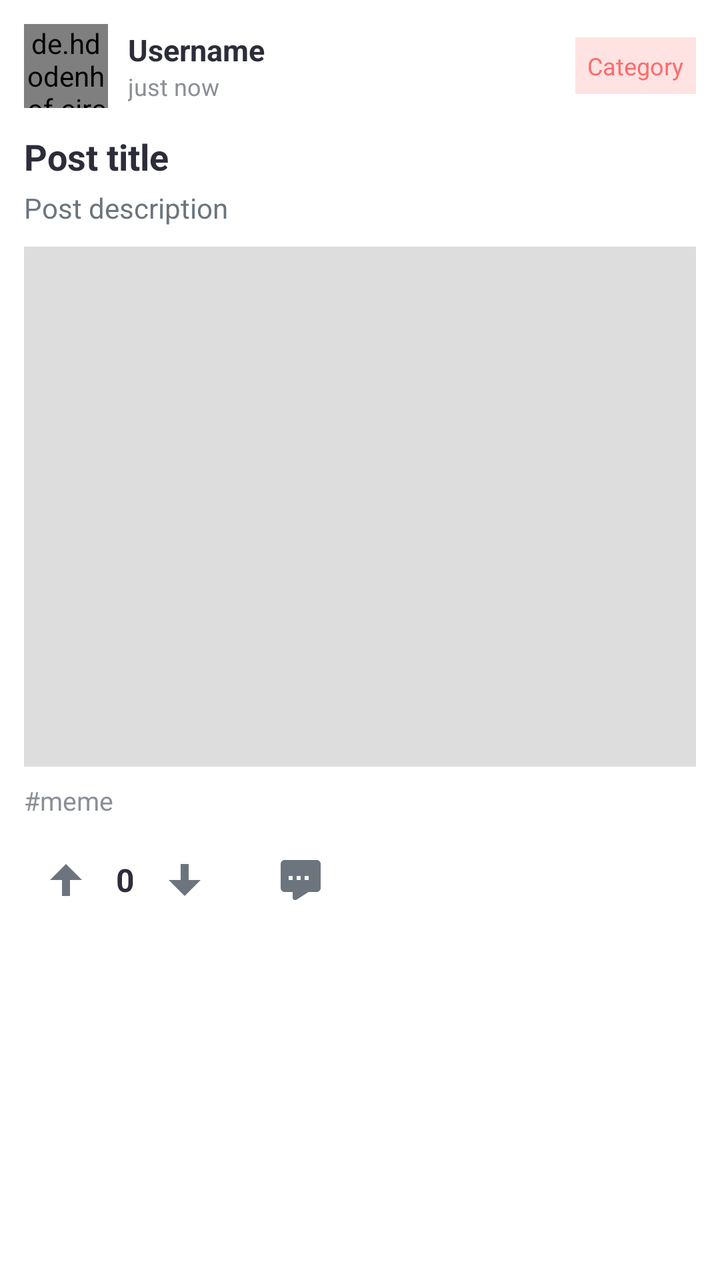
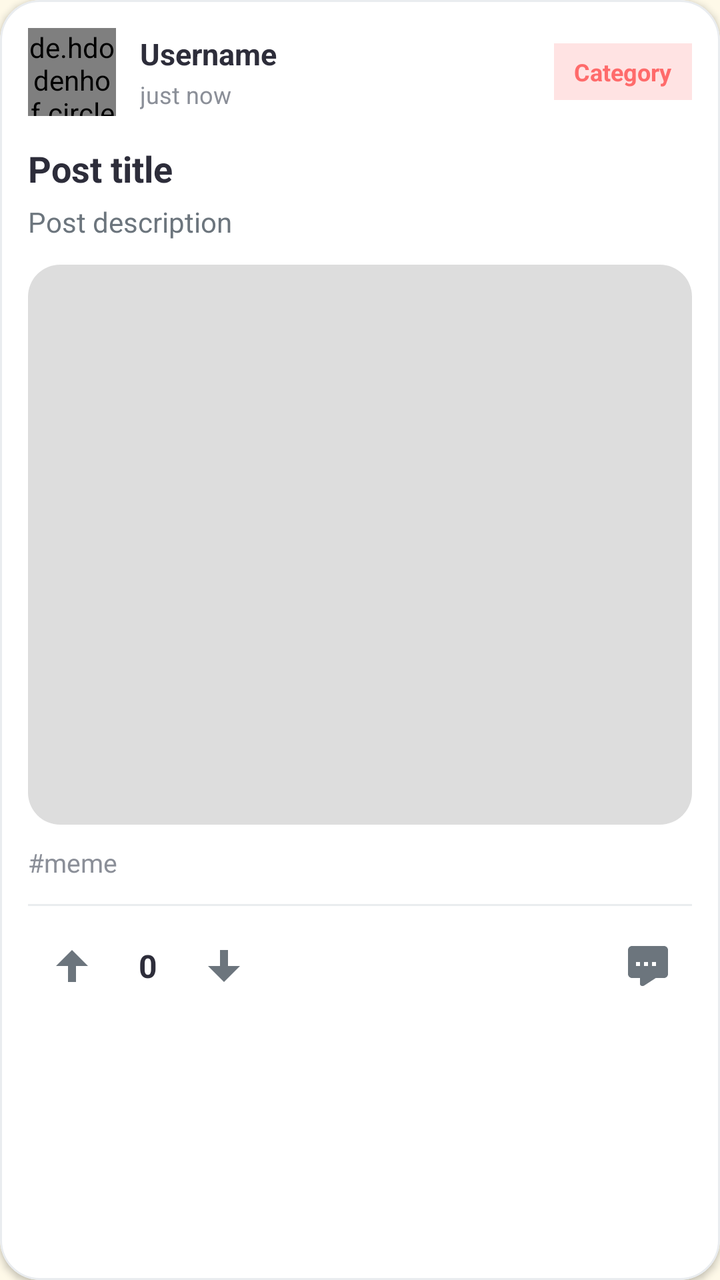

Two renders of the same Android screen: before a commit and after it. Below are the layout's source before the change and the commit's diff.
<!-- AndroidManifest.xml: application theme AppTheme -->
<!-- res/layout/item_post.xml -->
<?xml version="1.0" encoding="utf-8"?>
<LinearLayout xmlns:android="http://schemas.android.com/apk/res/android"
    xmlns:app="http://schemas.android.com/apk/res-auto"
    android:layout_width="match_parent"
    android:layout_height="wrap_content"
    android:layout_marginBottom="12dp"
    android:orientation="vertical"
    android:background="@color/surface"
    android:padding="12dp">

    <LinearLayout
        android:layout_width="match_parent"
        android:layout_height="wrap_content"
        android:orientation="horizontal"
        android:gravity="center_vertical">

        <de.hdodenhof.circleimageview.CircleImageView
            android:id="@+id/ivAvatar"
            android:layout_width="42dp"
            android:layout_height="42dp"
            android:src="@drawable/ic_default_avatar"
            app:civ_border_width="1dp"
            app:civ_border_color="@color/border" />

        <LinearLayout
            android:layout_width="0dp"
            android:layout_height="wrap_content"
            android:layout_weight="1"
            android:orientation="vertical"
            android:layout_marginStart="10dp">

            <TextView
                android:id="@+id/tvUsername"
                android:layout_width="wrap_content"
                android:layout_height="wrap_content"
                android:text="Username"
                android:textStyle="bold"
                android:textSize="15sp"
                android:textColor="@color/text_primary" />

            <TextView
                android:id="@+id/tvTime"
                android:layout_width="wrap_content"
                android:layout_height="wrap_content"
                android:text="just now"
                android:textSize="12sp"
                android:textColor="@color/text_muted" />

        </LinearLayout>

        <TextView
            android:id="@+id/tvCategory"
            android:layout_width="wrap_content"
            android:layout_height="wrap_content"
            android:text="Category"
            android:textSize="12sp"
            android:textColor="@color/primary"
            android:background="@color/primary_light"
            android:padding="6dp" />

    </LinearLayout>

    <TextView
        android:id="@+id/tvCaption"
        android:layout_width="match_parent"
        android:layout_height="wrap_content"
        android:text="Post title"
        android:textStyle="bold"
        android:textSize="18sp"
        android:textColor="@color/text_primary"
        android:layout_marginTop="12dp" />

    <TextView
        android:id="@+id/tvDescription"
        android:layout_width="match_parent"
        android:layout_height="wrap_content"
        android:text="Post description"
        android:textSize="14sp"
        android:textColor="@color/text_secondary"
        android:layout_marginTop="4dp" />

    <ImageView
        android:id="@+id/ivPostImage"
        android:layout_width="match_parent"
        android:layout_height="260dp"
        android:layout_marginTop="10dp"
        android:scaleType="centerCrop"
        android:src="@drawable/ic_placeholder" />

    <TextView
        android:id="@+id/tvTags"
        android:layout_width="match_parent"
        android:layout_height="wrap_content"
        android:text="#meme"
        android:textSize="13sp"
        android:textColor="@color/text_muted"
        android:layout_marginTop="8dp" />

    <LinearLayout
        android:layout_width="match_parent"
        android:layout_height="wrap_content"
        android:orientation="horizontal"
        android:gravity="center_vertical"
        android:layout_marginTop="10dp">

        <ImageButton
            android:id="@+id/btnUpvote"
            android:layout_width="42dp"
            android:layout_height="42dp"
            android:background="?attr/selectableItemBackgroundBorderless"
            android:src="@drawable/ic_arrow_up"
            android:contentDescription="Upvote" />

        <TextView
            android:id="@+id/tvVoteScore"
            android:layout_width="wrap_content"
            android:layout_height="wrap_content"
            android:text="0"
            android:textStyle="bold"
            android:textSize="16sp"
            android:textColor="@color/text_primary"
            android:layout_marginStart="4dp"
            android:layout_marginEnd="4dp" />

        <ImageButton
            android:id="@+id/btnDownvote"
            android:layout_width="42dp"
            android:layout_height="42dp"
            android:background="?attr/selectableItemBackgroundBorderless"
            android:src="@drawable/ic_arrow_down"
            android:contentDescription="Downvote" />

        <ImageButton
            android:id="@+id/btnComments"
            android:layout_width="42dp"
            android:layout_height="42dp"
            android:layout_marginStart="16dp"
            android:background="?attr/selectableItemBackgroundBorderless"
            android:src="@drawable/ic_chat"
            android:contentDescription="Comments" />

    </LinearLayout>

</LinearLayout>
<!-- resources referenced by this layout -->
<resources>
  <color name="border">#e9ecef</color>
  <color name="primary">#ff6b6b</color>
  <color name="primary_light">#ffe3e3</color>
  <color name="surface">#ffffff</color>
  <color name="text_muted">#8b8f98</color>
  <color name="text_primary">#2d2d3a</color>
  <color name="text_secondary">#6c757d</color>
  <!-- drawable ic_arrow_down (drawable) -->
  <vector xmlns:android="http://schemas.android.com/apk/res/android"
      android:width="24dp"
      android:height="24dp"
      android:viewportWidth="24"
      android:viewportHeight="24">
  
      <path
          android:fillColor="#6c757d"
          android:pathData="M12,20l8-8h-6V4h-4v8H4z" />
  
  </vector>
  <!-- drawable ic_arrow_up (drawable) -->
  <vector xmlns:android="http://schemas.android.com/apk/res/android"
      android:width="24dp"
      android:height="24dp"
      android:viewportWidth="24"
      android:viewportHeight="24">
  
      <path
          android:fillColor="#6c757d"
          android:pathData="M12,4l-8,8h6v8h4v-8h6z" />
  
  </vector>
  <!-- drawable ic_chat (drawable) -->
  <vector xmlns:android="http://schemas.android.com/apk/res/android"
      android:width="24dp"
      android:height="24dp"
      android:viewportWidth="24"
      android:viewportHeight="24">
  
      <path
          android:fillColor="#6c757d"
          android:pathData="M20,2H4c-1.1,0-2,0.9-2,2v12c0,1.1 0.9,2 2,2h4v3c0,0.55 0.45,1 1,1h0.5c0.25,0 0.5,-0.1 0.69,-0.29L15.9,18H20c1.1,0 2,-0.9 2,-2V4c0,-1.1 -0.9,-2 -2,-2zM8,12H6v-2h2v2zM12,12h-2v-2h2v2zM16,12h-2v-2h2v2z" />
  
  </vector>
  <!-- drawable ic_default_avatar (drawable) -->
  <vector xmlns:android="http://schemas.android.com/apk/res/android"
      android:width="24dp"
      android:height="24dp"
      android:viewportWidth="24"
      android:viewportHeight="24">
  
      <path
          android:fillColor="#CCCCCC"
          android:pathData="M12,12c2.21,0 4,-1.79 4,-4s-1.79,-4 -4,-4 -4,1.79 -4,4 1.79,4 4,4zM12,14c-2.67,0 -8,1.34 -8,4v2h16v-2c0,-2.66 -5.33,-4 -8,-4z" />
  
  </vector>
  <!-- drawable ic_placeholder (drawable) -->
  <?xml version="1.0" encoding="utf-8"?>
  <shape xmlns:android="http://schemas.android.com/apk/res/android">
      <solid android:color="#DDDDDD" />
  </shape>
  <style name="AppTheme" parent="Theme.MaterialComponents.DayNight.NoActionBar">
          <item name="colorPrimary">@color/primary</item>
          <item name="colorPrimaryVariant">@color/primary_dark</item>
          <item name="colorOnPrimary">@android:color/white</item>
          <item name="colorSecondary">@color/primary</item>
          <item name="android:windowBackground">@color/background</item>
          <item name="android:statusBarColor">@color/primary</item>
      </style>
  <color name="primary_dark">#ff5252</color>
  <color name="background">#fef9e8</color>
</resources>

<!-- the commit's change to res/layout/item_post.xml (unified diff, before → after) -->
@@ -1,144 +1,181 @@
 <?xml version="1.0" encoding="utf-8"?>
-<LinearLayout xmlns:android="http://schemas.android.com/apk/res/android"
+<com.google.android.material.card.MaterialCardView xmlns:android="http://schemas.android.com/apk/res/android"
     xmlns:app="http://schemas.android.com/apk/res-auto"
     android:layout_width="match_parent"
     android:layout_height="wrap_content"
+    android:layout_marginStart="4dp"
+    android:layout_marginTop="8dp"
+    android:layout_marginEnd="4dp"
     android:layout_marginBottom="12dp"
-    android:orientation="vertical"
-    android:background="@color/surface"
-    android:padding="12dp">
+    app:cardBackgroundColor="@color/surface"
+    app:cardCornerRadius="20dp"
+    app:cardElevation="2dp"
+    app:strokeColor="@color/border"
+    app:strokeWidth="1dp">
 
     <LinearLayout
         android:layout_width="match_parent"
         android:layout_height="wrap_content"
-        android:orientation="horizontal"
-        android:gravity="center_vertical">
-
-        <de.hdodenhof.circleimageview.CircleImageView
-            android:id="@+id/ivAvatar"
-            android:layout_width="42dp"
-            android:layout_height="42dp"
-            android:src="@drawable/ic_default_avatar"
-            app:civ_border_width="1dp"
-            app:civ_border_color="@color/border" />
+        android:orientation="vertical"
+        android:padding="14dp">
 
         <LinearLayout
-            android:layout_width="0dp"
+            android:layout_width="match_parent"
             android:layout_height="wrap_content"
-            android:layout_weight="1"
-            android:orientation="vertical"
-            android:layout_marginStart="10dp">
+            android:gravity="center_vertical"
+            android:orientation="horizontal">
+
+            <de.hdodenhof.circleimageview.CircleImageView
+                android:id="@+id/ivAvatar"
+                android:layout_width="44dp"
+                android:layout_height="44dp"
+                android:src="@drawable/ic_default_avatar"
+                app:civ_border_color="@color/border"
+                app:civ_border_width="1dp" />
+
+            <LinearLayout
+                android:layout_width="0dp"
+                android:layout_height="wrap_content"
+                android:layout_marginStart="12dp"
+                android:layout_weight="1"
+                android:orientation="vertical">
+
+                <TextView
+                    android:id="@+id/tvUsername"
+                    android:layout_width="wrap_content"
+                    android:layout_height="wrap_content"
+                    android:ellipsize="end"
+                    android:maxLines="1"
+                    android:text="Username"
+                    android:textColor="@color/text_primary"
+                    android:textSize="15sp"
+                    android:textStyle="bold" />
+
+                <TextView
+                    android:id="@+id/tvTime"
+                    android:layout_width="wrap_content"
+                    android:layout_height="wrap_content"
+                    android:layout_marginTop="2dp"
+                    android:text="just now"
+                    android:textColor="@color/text_muted"
+                    android:textSize="12sp" />
+
+            </LinearLayout>
 
             <TextView
-                android:id="@+id/tvUsername"
+                android:id="@+id/tvCategory"
                 android:layout_width="wrap_content"
                 android:layout_height="wrap_content"
-                android:text="Username"
-                android:textStyle="bold"
-                android:textSize="15sp"
-                android:textColor="@color/text_primary" />
-
-            <TextView
-                android:id="@+id/tvTime"
-                android:layout_width="wrap_content"
-                android:layout_height="wrap_content"
-                android:text="just now"
+                android:background="@color/primary_light"
+                android:paddingStart="10dp"
+                android:paddingTop="6dp"
+                android:paddingEnd="10dp"
+                android:paddingBottom="6dp"
+                android:text="Category"
+                android:textColor="@color/primary"
                 android:textSize="12sp"
-                android:textColor="@color/text_muted" />
+                android:textStyle="bold" />
 
         </LinearLayout>
 
         <TextView
-            android:id="@+id/tvCategory"
-            android:layout_width="wrap_content"
+            android:id="@+id/tvCaption"
+            android:layout_width="match_parent"
             android:layout_height="wrap_content"
-            android:text="Category"
-            android:textSize="12sp"
-            android:textColor="@color/primary"
-            android:background="@color/primary_light"
-            android:padding="6dp" />
+            android:layout_marginTop="14dp"
+            android:text="Post title"
+            android:textColor="@color/text_primary"
+            android:textSize="18sp"
+            android:textStyle="bold" />
+
+        <TextView
+            android:id="@+id/tvDescription"
+            android:layout_width="match_parent"
+            android:layout_height="wrap_content"
+            android:layout_marginTop="5dp"
+            android:lineSpacingExtra="2dp"
+            android:text="Post description"
+            android:textColor="@color/text_secondary"
+            android:textSize="14sp" />
+
+        <com.google.android.material.imageview.ShapeableImageView
+            android:id="@+id/ivPostImage"
+            android:layout_width="match_parent"
+            android:layout_height="280dp"
+            android:layout_marginTop="12dp"
+            android:scaleType="centerCrop"
+            android:src="@drawable/ic_placeholder"
+            app:shapeAppearanceOverlay="@style/RoundedPostImage" />
+
+        <TextView
+            android:id="@+id/tvTags"
+            android:layout_width="match_parent"
+            android:layout_height="wrap_content"
+            android:layout_marginTop="10dp"
+            android:text="#meme"
+            android:textColor="@color/text_muted"
+            android:textSize="13sp" />
+
+        <View
+            android:layout_width="match_parent"
+            android:layout_height="1dp"
+            android:layout_marginTop="12dp"
+            android:background="@color/border" />
+
+        <LinearLayout
+            android:layout_width="match_parent"
+            android:layout_height="48dp"
+            android:layout_marginTop="6dp"
+            android:gravity="center_vertical"
+            android:orientation="horizontal">
+
+            <ImageButton
+                android:id="@+id/btnUpvote"
+                android:layout_width="44dp"
+                android:layout_height="44dp"
+                android:background="?attr/selectableItemBackgroundBorderless"
+                android:contentDescription="Upvote"
+                android:padding="10dp"
+                android:src="@drawable/ic_arrow_up" />
+
+            <TextView
+                android:id="@+id/tvVoteScore"
+                android:layout_width="wrap_content"
+                android:layout_height="wrap_content"
+                android:layout_marginStart="2dp"
+                android:layout_marginEnd="2dp"
+                android:minWidth="28dp"
+                android:gravity="center"
+                android:text="0"
+                android:textColor="@color/text_primary"
+                android:textSize="16sp"
+                android:textStyle="bold" />
+
+            <ImageButton
+                android:id="@+id/btnDownvote"
+                android:layout_width="44dp"
+                android:layout_height="44dp"
+                android:background="?attr/selectableItemBackgroundBorderless"
+                android:contentDescription="Downvote"
+                android:padding="10dp"
+                android:src="@drawable/ic_arrow_down" />
+
+            <View
+                android:layout_width="0dp"
+                android:layout_height="1dp"
+                android:layout_weight="1" />
+
+            <ImageButton
+                android:id="@+id/btnComments"
+                android:layout_width="44dp"
+                android:layout_height="44dp"
+                android:background="?attr/selectableItemBackgroundBorderless"
+                android:contentDescription="Comments"
+                android:padding="10dp"
+                android:src="@drawable/ic_chat" />
+
+        </LinearLayout>
 
     </LinearLayout>
 
-    <TextView
-        android:id="@+id/tvCaption"
-        android:layout_width="match_parent"
-        android:layout_height="wrap_content"
-        android:text="Post title"
-        android:textStyle="bold"
-        android:textSize="18sp"
-        android:textColor="@color/text_primary"
-        android:layout_marginTop="12dp" />
-
-    <TextView
-        android:id="@+id/tvDescription"
-        android:layout_width="match_parent"
-        android:layout_height="wrap_content"
-        android:text="Post description"
-        android:textSize="14sp"
-        android:textColor="@color/text_secondary"
-        android:layout_marginTop="4dp" />
-
-    <ImageView
-        android:id="@+id/ivPostImage"
-        android:layout_width="match_parent"
-        android:layout_height="260dp"
-        android:layout_marginTop="10dp"
-        android:scaleType="centerCrop"
-        android:src="@drawable/ic_placeholder" />
-
-    <TextView
-        android:id="@+id/tvTags"
-        android:layout_width="match_parent"
-        android:layout_height="wrap_content"
-        android:text="#meme"
-        android:textSize="13sp"
-        android:textColor="@color/text_muted"
-        android:layout_marginTop="8dp" />
-
-    <LinearLayout
-        android:layout_width="match_parent"
-        android:layout_height="wrap_content"
-        android:orientation="horizontal"
-        android:gravity="center_vertical"
-        android:layout_marginTop="10dp">
-
-        <ImageButton
-            android:id="@+id/btnUpvote"
-            android:layout_width="42dp"
-            android:layout_height="42dp"
-            android:background="?attr/selectableItemBackgroundBorderless"
-            android:src="@drawable/ic_arrow_up"
-            android:contentDescription="Upvote" />
-
-        <TextView
-            android:id="@+id/tvVoteScore"
-            android:layout_width="wrap_content"
-            android:layout_height="wrap_content"
-            android:text="0"
-            android:textStyle="bold"
-            android:textSize="16sp"
-            android:textColor="@color/text_primary"
-            android:layout_marginStart="4dp"
-            android:layout_marginEnd="4dp" />
-
-        <ImageButton
-            android:id="@+id/btnDownvote"
-            android:layout_width="42dp"
-            android:layout_height="42dp"
-            android:background="?attr/selectableItemBackgroundBorderless"
-            android:src="@drawable/ic_arrow_down"
-            android:contentDescription="Downvote" />
-
-        <ImageButton
-            android:id="@+id/btnComments"
-            android:layout_width="42dp"
-            android:layout_height="42dp"
-            android:layout_marginStart="16dp"
-            android:background="?attr/selectableItemBackgroundBorderless"
-            android:src="@drawable/ic_chat"
-            android:contentDescription="Comments" />
-
-    </LinearLayout>
-
-</LinearLayout>
+</com.google.android.material.card.MaterialCardView>
<!-- resource entries referenced after the edit -->
@@ -60,6 +60,10 @@
   <shape xmlns:android="http://schemas.android.com/apk/res/android">
       <solid android:color="#DDDDDD" />
   </shape>
+  <style name="RoundedPostImage">
+          <item name="cornerFamily">rounded</item>
+          <item name="cornerSize">16dp</item>
+      </style>
   <style name="AppTheme" parent="Theme.MaterialComponents.DayNight.NoActionBar">
           <item name="colorPrimary">@color/primary</item>
           <item name="colorPrimaryVariant">@color/primary_dark</item>
